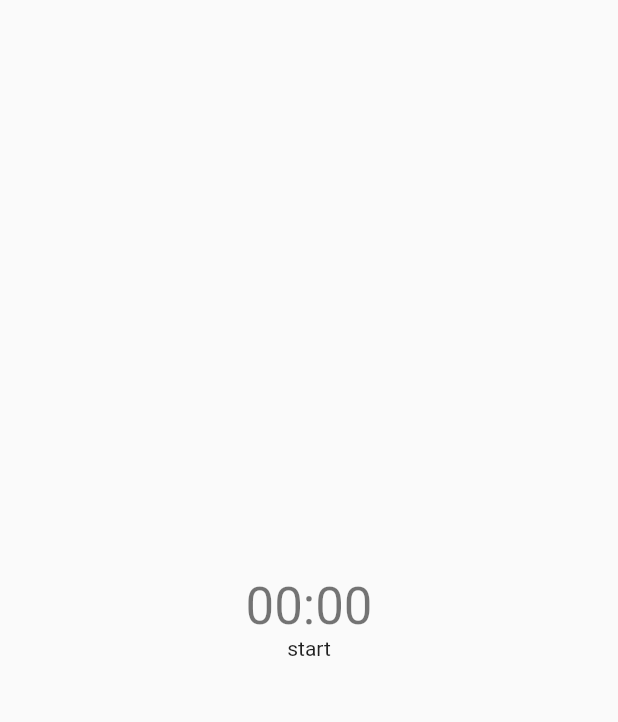
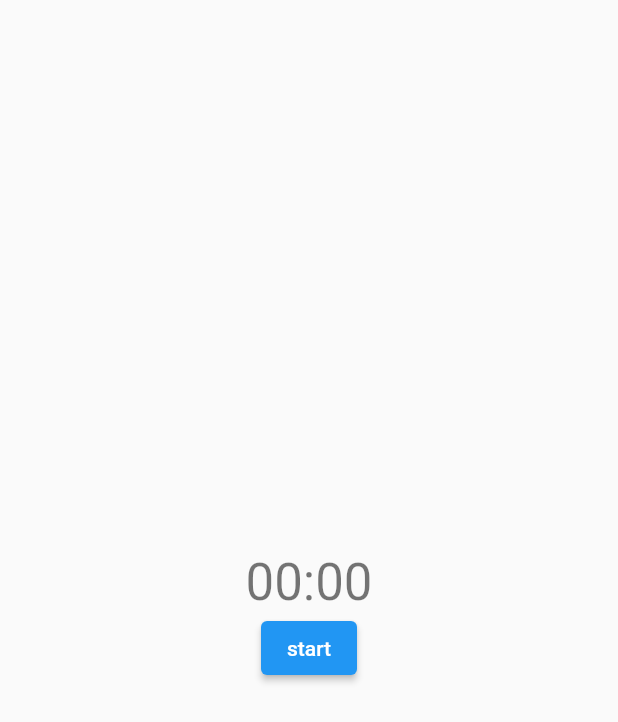
Before and after one commit to reiya0104/flutter_pomodoro, a Flutter app: the screen it shows after launch, on a phone screen of 412 x 824 dp. Shown: the top 722 px of the screen. Run offline on Flutter 3.47's test engine with Material 2 defaults, Android fonts, the phone set to English and light mode, and no system bars.

Commit message:
feat: start ボタンを ElevatedButton に変更

```diff
--- a/lib/widgets/start_button.dart
+++ b/lib/widgets/start_button.dart
@@ -5,6 +5,9 @@ class StartButton extends StatelessWidget {
 
   @override
   Widget build(BuildContext context) {
-    return const Text('start');
+    return ElevatedButton(
+      onPressed: () {  },
+      child: const Text('start'),
+    );
   }
 }
```
Also changed, not shown: 1 other file.
